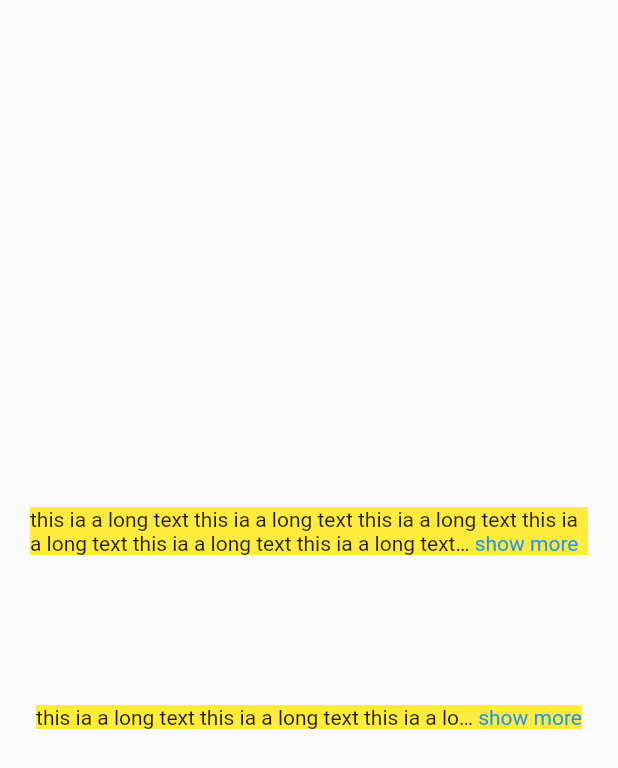
After one commit to mosayeb-masoumi/Animation-Flutter, a Flutter app: the screen it shows after launch, after a tap on "Expandable text", on a phone screen of 412 x 824 dp. The commit adds this screen. Shown: the top 768 px of the screen. Run offline on Flutter 3.47's test engine with Material 2 defaults, Android fonts, the phone set to English and light mode, and no system bars; drawn by our look-alikes of expandable_text; our stand-ins replace animate_do, animated_text_kit, delayed_display, flip_card, flutter_credit_card, like_button and 2 more; missing offline and left inert: advanced_icon, animated_size_and_fade, circular_menu, day_night_time_picker, star_menu.

Commit message:
expandable text

```diff
--- a/lib/animated_cross_fade_page.dart
+++ b/lib/animated_cross_fade_page.dart
@@ -44,8 +44,7 @@ class _AnimatedCrossFadePageState extends State<AnimatedCrossFadePage> {
                   // ),
                   child: Image(image: AssetImage("assets/images/image3.jpg") ,fit: BoxFit.fill ,),
                 ),
-                crossFadeState:
-                    _bool ? CrossFadeState.showFirst : CrossFadeState.showSecond,
+                crossFadeState: _bool ? CrossFadeState.showFirst : CrossFadeState.showSecond,
                 duration: const Duration(milliseconds: 3000)),
             ElevatedButton(
                 onPressed: () {
--- /dev/null
+++ b/lib/expandable_text.dart
@@ -0,0 +1,82 @@
+
+import 'package:flutter/material.dart';
+import 'package:expandable_text/expandable_text.dart';
+
+class ExpandableTextPage extends StatefulWidget {
+  @override
+  _ExpandableTextPageState createState() => _ExpandableTextPageState();
+}
+
+class _ExpandableTextPageState extends State<ExpandableTextPage> {
+
+
+
+  @override
+  Widget build(BuildContext context) {
+    return Scaffold(
+      body: Center(
+
+
+          child:
+
+
+          Column(
+            mainAxisAlignment: MainAxisAlignment.center,
+            crossAxisAlignment: CrossAxisAlignment.center,
+            children: [
+              Container(
+                color: Colors.yellow,
+                margin: EdgeInsets.symmetric(horizontal: 20),
+                child: ExpandableText(
+                  "this ia a long text this ia a long text this ia a long text this ia a long text this ia a long text this ia a long textthis ia a long text",
+                  expandText: 'show more',
+                  maxLines: 2,
+                  linkColor: Colors.blue,
+                  animation: true,
+                  collapseOnTextTap: true,
+                  prefixText: "username",
+                  // onPrefixTap: () => showProfile(username),
+                  prefixStyle: TextStyle(fontWeight: FontWeight.bold),
+                  // onHashtagTap: (name) => showHashtag(name),
+                  hashtagStyle: TextStyle(
+                    color: Color(0xFF30B6F9),
+                  ),
+                  // onMentionTap: (username) => showProfile(username),
+                  mentionStyle: TextStyle(
+                    fontWeight: FontWeight.w600,
+                  ),
+                  onUrlTap: (url) =>{},
+                  urlStyle: TextStyle(
+                    decoration: TextDecoration.underline,
+                  ),
+                ),
+              ),
+
+              SizedBox(height: 100,),
+
+              Container(
+                color: Colors.yellow,
+                margin: EdgeInsets.symmetric(horizontal: 20),
+                child: ExpandableText(
+                  "this ia a long text this ia a long text this ia a long text this ia a long text this ia a long text this ia a long textthis ia a long text",
+                  expandText: 'show more',
+                  collapseText: 'show less',
+                  maxLines: 1,
+                  linkColor: Colors.blue,
+                ),
+              ),
+            ],
+
+
+
+
+
+          )
+
+
+
+
+      ),
+    );
+  }
+}
--- a/lib/home_page.dart
+++ b/lib/home_page.dart
@@ -8,6 +8,7 @@ import 'package:onboarding_library/circle_menu_page.dart';
 import 'package:onboarding_library/credit_card_page.dart';
 import 'package:onboarding_library/day_night_time_picker.dart';
 import 'package:onboarding_library/delay_display_page.dart';
+import 'package:onboarding_library/expandable_text.dart';
 import 'package:onboarding_library/fade_in_out.dart';
 import 'package:onboarding_library/flip_card_page.dart';
 import 'package:onboarding_library/like_button_page.dart';
@@ -122,6 +123,15 @@ class _HomePageState extends State<HomePage> {
                     );
                   }, child: Text("Animate size and fade")),
 
+
+                  ElevatedButton(onPressed: (){
+                    Navigator.push(
+                      context,
+                      MaterialPageRoute(builder: (context) =>  ExpandableTextPage(),
+                    ));
+                  }, child: Text("Expandable text")),
+
+
                   ElevatedButton(onPressed: (){
                     Navigator.push(
                       context,
--- a/pubspec.yaml
+++ b/pubspec.yaml
@@ -49,6 +49,7 @@ dependencies:
   animated_size_and_fade: ^3.0.0
   advanced_icon: ^0.1.2
   star_menu: ^3.0.0+2
+  expandable_text: ^2.3.0
 
   responsive_framework: ^0.2.0
 
```
Also changed, not shown: pubspec.lock.
